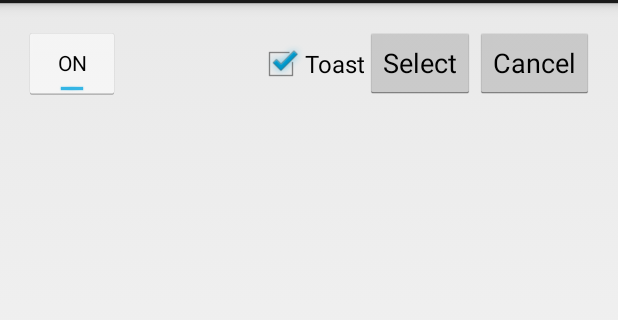
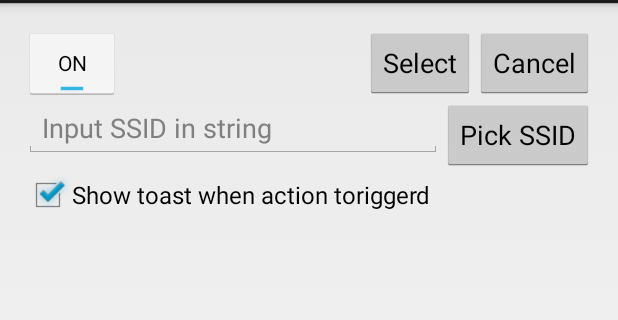
Before and after one commit to hashiz/wificonnect, an Android app: the EditActivity screen opened directly, with no data from a screen before it, on a phone screen of 412 x 824 dp, the part 69-389 px from its top. Run offline under Robolectric (Android 15) with nearby library versions, the phone set to English and light mode, and no system bars; 2 statements that could not run were skipped.

Commit message:
* now working

```diff
--- a/wificonnect/src/main/java/jp/meridiani/apps/wificonnect/activity/EditActivity.java
+++ b/wificonnect/src/main/java/jp/meridiani/apps/wificonnect/activity/EditActivity.java
@@ -28,6 +28,8 @@ import android.widget.Button;
 import android.widget.CheckBox;
 import android.widget.CompoundButton;
 import android.widget.CompoundButton.OnCheckedChangeListener;
+import android.widget.EditText;
+import android.widget.ExpandableListView;
 import android.widget.ListView;
 import android.widget.Toast;
 import android.widget.ToggleButton;
@@ -36,6 +38,7 @@ public class EditActivity extends Activity implements ActivityCompat.OnRequestPe
 	private static final String SAVE_SELECTED_SSID = "save_selected_ssid";
 	private static final String SAVE_SHOW_TOAST = "save_show_toast";
 	private static final int REQUEST_PERMISSIONS = 1;
+	private static final int PICK_WIFI_NETWORK = 2;
 
 	private String mSelectedSSID;
 	private ListView mWifiListView;
@@ -43,6 +46,8 @@ public class EditActivity extends Activity implements ActivityCompat.OnRequestPe
 	private CheckBox mShowToastCheckbox;
 	private Button mSelectButton;
 	private Button mCancelButton;
+	private Button mPickSsidButton;
+	private EditText mDesireSsidText;
 	private boolean mCanceled;
 	private static final IntentFilter WIFI_STATE_CHANGED = new IntentFilter(WifiManager.WIFI_STATE_CHANGED_ACTION);
 	private BroadcastReceiver mBroadcastReceiver;
@@ -81,11 +86,12 @@ public class EditActivity extends Activity implements ActivityCompat.OnRequestPe
 
 		// set view
 		setContentView(R.layout.activity_edit);
-		mWifiListView = (ListView)findViewById(R.id.SSIDList);
 		mWifiButton = (ToggleButton)findViewById(R.id.wifi_button);
 		mShowToastCheckbox = (CheckBox)findViewById(R.id.showtoast);
 		mSelectButton = (Button)findViewById(R.id.select_button);
 		mCancelButton = (Button)findViewById(R.id.cancel_button);
+		mPickSsidButton = (Button)findViewById(R.id.pick_ssid_button);
+		mDesireSsidText = (EditText)findViewById(R.id.desire_ssid_text);
 
 		WifiManager wifi = getWifiManager();
 
@@ -115,6 +121,12 @@ public class EditActivity extends Activity implements ActivityCompat.OnRequestPe
 			}
 		});
 
+		mPickSsidButton.setOnClickListener(new OnClickListener() {
+			@Override
+			public void onClick(View v) {
+				startActivityForResult(new Intent(WifiManager.ACTION_PICK_WIFI_NETWORK), PICK_WIFI_NETWORK);
+			}
+		});
 	}
 
 	@Override
@@ -141,26 +153,6 @@ public class EditActivity extends Activity implements ActivityCompat.OnRequestPe
 					requestPermissions.toArray(new String[requestPermissions.size()]),
 					REQUEST_PERMISSIONS);
 		}
-
-		mBroadcastReceiver = new BroadcastReceiver() {
-			@Override
-			public void onReceive(Context context, Intent intent) {
-				if (!WifiManager.WIFI_STATE_CHANGED_ACTION.equals(intent.getAction())) {
-					return;
-				}
-				int state = intent.getIntExtra(WifiManager.EXTRA_WIFI_STATE, WifiManager.WIFI_STATE_UNKNOWN);
-				switch (state) {
-					case WifiManager.WIFI_STATE_ENABLED:
-					case WifiManager.WIFI_STATE_DISABLED:
-						updateWifiList();
-				}
-			}
-		};
-
-		getApplicationContext().registerReceiver(mBroadcastReceiver, WIFI_STATE_CHANGED);
-
-		updateWifiList();
-
 	}
 
 	@Override
@@ -205,41 +197,6 @@ public class EditActivity extends Activity implements ActivityCompat.OnRequestPe
 		return (WifiManager)getApplicationContext().getSystemService(Context.WIFI_SERVICE);
 	}
 
-	private void updateWifiList() {
-		WifiManager wifi = getWifiManager();
-
-		ArrayAdapter<String> adapter = new ArrayAdapter<String>(this,
-				android.R.layout.simple_list_item_single_choice);
-
-		int selPos = 0;
-		if (wifi.isWifiEnabled()) {
-			List<WifiConfiguration>wifiConfList = wifi.getConfiguredNetworks();
-			if (wifiConfList != null) {
-				for ( WifiConfiguration wifiConf : wifiConfList) {
-					adapter.add(wifiConf.SSID);
-					if (mSelectedSSID.equals(wifiConf.SSID)) {
-						selPos = adapter.getCount() - 1;
-					}
-				}
-			}
-		}
-
-
-		ListView wifiListView = (ListView)findViewById(R.id.SSIDList);
-		if (wifiListView == null) {
-			return;
-		}
-		wifiListView.setAdapter(adapter);
-		wifiListView.setChoiceMode(ListView.CHOICE_MODE_SINGLE);
-		wifiListView.setItemChecked(selPos, true);
-		wifiListView.setOnItemClickListener(new OnItemClickListener() {
-			@Override
-			public void onItemClick(AdapterView<?> parent, View view, int position, long id) {
-				mSelectedSSID = (String)parent.getAdapter().getItem(position);
-			}
-		});
-	}
-
 	@Override
 	public void onRequestPermissionsResult(int requestCode, String[] permissions, int[] grants) {
 		switch (requestCode) {
@@ -254,4 +211,22 @@ public class EditActivity extends Activity implements ActivityCompat.OnRequestPe
 			}
 		}
 	}
+
+	@Override
+	protected void onActivityResult(int requestCode, int resultCode, Intent data) {
+		switch (requestCode) {
+			case PICK_WIFI_NETWORK:
+				break;
+			default:
+				return;
+		}
+		if (resultCode == RESULT_OK) {
+			Bundle b;
+			if ((b = data.getExtras()) != null) {
+				for (String key : b.keySet()) {
+					Toast.makeText(getApplicationContext(), key, Toast.LENGTH_LONG).show();
+				}
+			}
+		}
+	}
 }
--- a/wificonnect/src/main/res/layout/activity_edit.xml
+++ b/wificonnect/src/main/res/layout/activity_edit.xml
@@ -1,4 +1,4 @@
-<RelativeLayout xmlns:android="http://schemas.android.com/apk/res/android"
+<LinearLayout xmlns:android="http://schemas.android.com/apk/res/android"
     xmlns:tools="http://schemas.android.com/tools"
     android:layout_width="match_parent"
     android:layout_height="match_parent"
@@ -6,57 +6,78 @@
     android:paddingLeft="@dimen/activity_horizontal_margin"
     android:paddingRight="@dimen/activity_horizontal_margin"
     android:paddingTop="@dimen/activity_vertical_margin"
+    android:orientation="vertical"
     tools:context=".EditActivity" >
 
     <LinearLayout
         android:id="@+id/button_field"
-        android:orientation="horizontal"
         android:layout_width="match_parent"
         android:layout_height="wrap_content"
-        >
+        android:orientation="horizontal">
 
         <ToggleButton
             android:id="@+id/wifi_button"
             android:layout_width="wrap_content"
             android:layout_height="wrap_content"
-            android:text="@string/button_wifi"
+            android:layout_gravity="left"
             android:layout_weight="0"
-            android:layout_gravity="right" />
+            android:text="@string/button_wifi"/>
 
         <LinearLayout
             android:layout_weight="1"
             android:layout_width="wrap_content"
-            android:layout_height="wrap_content" />
-
-        <CheckBox
-            android:id="@+id/showtoast"
-            android:layout_width="wrap_content"
             android:layout_height="wrap_content"
-            android:layout_weight="0"
-            android:text="@string/show_toast" />
+            android:orientation="horizontal"/>
 
         <Button
             android:id="@+id/select_button"
             android:layout_width="wrap_content"
             android:layout_height="wrap_content"
             android:layout_weight="0"
-            android:text="@string/button_select"/>
+            android:layout_gravity="right"
+            android:text="@string/button_select" />
 
         <Button
             android:id="@+id/cancel_button"
             android:layout_width="wrap_content"
             android:layout_height="wrap_content"
+            android:layout_gravity="right"
             android:layout_weight="0"
-            android:text="@string/button_cancel"/>
+            android:text="@string/button_cancel" />
+
     </LinearLayout>
+    <LinearLayout
+        android:layout_width="match_parent"
+        android:layout_height="wrap_content"
+        android:orientation="vertical">
 
-    <ListView
-        android:id="@+id/SSIDList"
-        android:layout_width="fill_parent"
-        android:layout_height="wrap_content"
-        android:layout_below="@+id/button_field"
-        android:text="@string/ap_name" >
+        <LinearLayout
+            android:layout_width="match_parent"
+            android:layout_height="wrap_content"
+            android:orientation="horizontal">
 
-    </ListView>
+            <EditText
+                android:id="@+id/desire_ssid_text"
+                android:layout_width="match_parent"
+                android:layout_height="wrap_content"
+                android:layout_weight="1"
+                android:layout_gravity="right"
+                android:hint="@string/edit_Ssid_hint"/>
 
-</RelativeLayout>
+            <Button
+                android:id="@+id/pick_ssid_button"
+                android:layout_width="wrap_content"
+                android:layout_height="wrap_content"
+                android:layout_weight="0"
+                android:layout_gravity="left"
+                android:text="@string/pick_ssid" />
+
+        </LinearLayout>
+        <CheckBox
+            android:id="@+id/showtoast"
+            android:layout_width="match_parent"
+            android:layout_height="wrap_content"
+            android:layout_weight="0"
+            android:text="@string/show_toast" />
+    </LinearLayout>
+</LinearLayout>
--- a/wificonnect/src/main/res/values/strings.xml
+++ b/wificonnect/src/main/res/values/strings.xml
@@ -10,7 +10,9 @@
     <string name="button_select">Select</string>
     <string name="button_cancel">Cancel</string>
     <string name="button_close">Close</string>
-    <string name="show_toast">Toast</string>
+    <string name="show_toast">Show toast when action toriggerd</string>
+    <string name="edit_Ssid_hint">Input SSID in string</string>
+    <string name="pick_ssid">Pick SSID</string>
     <string name="title_activity_edit">WiFi Connect</string>
     <string name="msg_wifi_disable">WiFi is disabled</string>
     <string name="msg_connecting">Connecting %1$s</string>
```
Also changed, not shown: wificonnect/src/main/java/jp/meridiani/apps/wificonnect/receiver/FireReceiver.java (+32 -2 lines).
